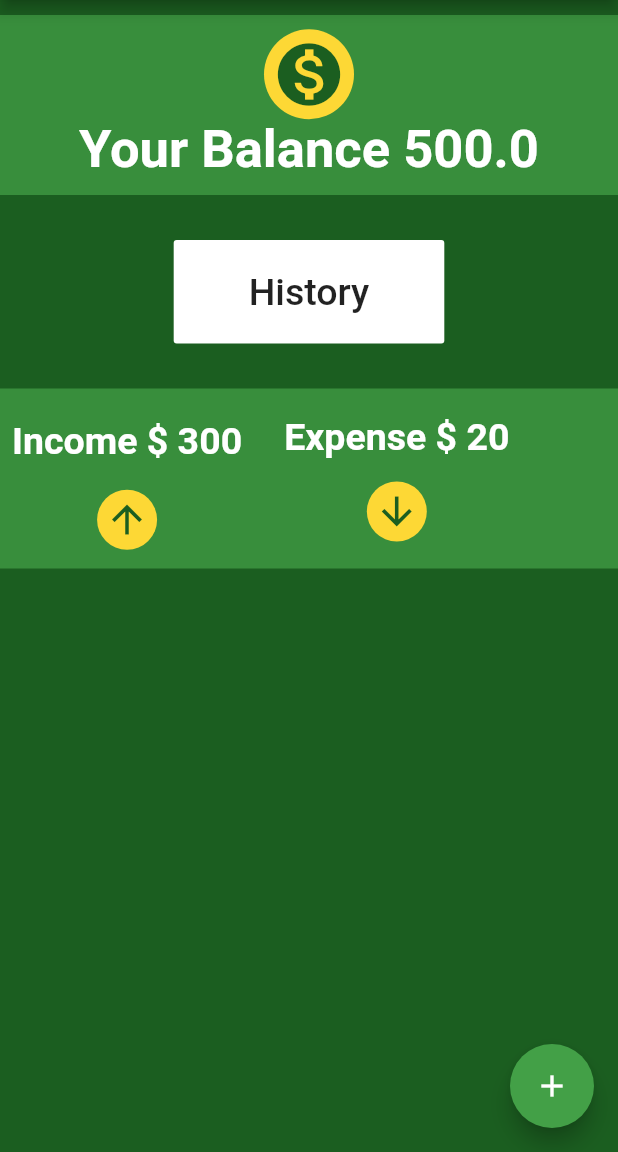
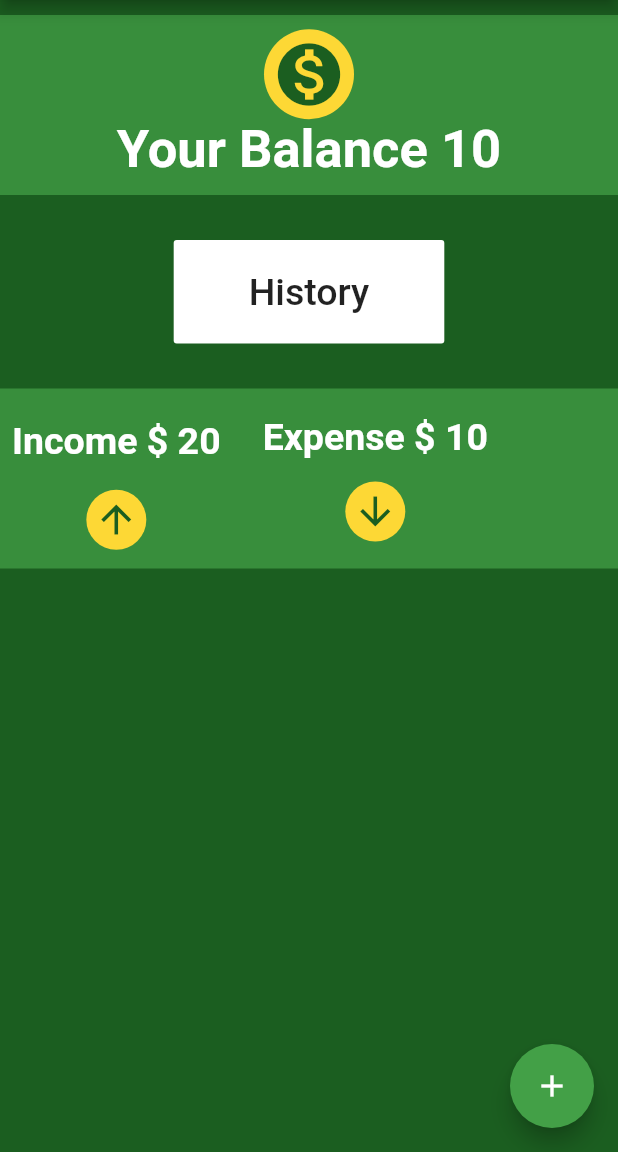
Before and after one commit to eldhosempeter07/Flutter-Expense-Tracker, a Flutter app: the screen it shows after launch, on a phone screen of 412 x 824 dp, the part 84-1236 px from its top. Run offline on Flutter 3.47's test engine with Material 2 defaults, Android fonts, the phone set to English and light mode, and no system bars.

Commit message:
Balance Income Expense functionality Modified

```diff
--- a/lib/model/transaction_data.dart
+++ b/lib/model/transaction_data.dart
@@ -6,25 +6,9 @@ int income = 0;
 
 class TransactionData extends ChangeNotifier {
   List<Transaction> transaction = [
-    Transaction(itemName: 'Pen', amount: '+20'),
+    Transaction(itemName: 'Pen', amount: '20'),
     Transaction(itemName: 'Pencil', amount: '-10'),
   ];
-
-  int getExpense() {
-    for (int i = 0; i < transaction.length; i++)
-      if (int.parse(transaction[i].amount) < 0) {
-        expense += (int.parse(transaction[i].amount)).abs();
-      }
-    return expense;
-  }
-
-  int getIncome() {
-    for (int i = 0; i < transaction.length; i++)
-      if (int.parse(transaction[i].amount) > 0) {
-        income += (int.parse(transaction[i].amount)).abs();
-      }
-    return income;
-  }
 
   void addTransaction(String itemName, String amount) {
     final trans = Transaction(itemName: itemName, amount: amount);
--- a/lib/screens/balance_screen.dart
+++ b/lib/screens/balance_screen.dart
@@ -1,9 +1,18 @@
+import 'package:expense_tracker/model/transaction_data.dart';
 import 'package:expense_tracker/widgets/text_widget.dart';
 import 'package:flutter/material.dart';
+import 'package:provider/provider.dart';
 
 class Balance extends StatelessWidget {
   @override
   Widget build(BuildContext context) {
+    int balances = 0;
+    for (int i = 0;
+        i < Provider.of<TransactionData>(context).transaction.length;
+        i++) {
+      balances += (int.parse(
+          Provider.of<TransactionData>(context).transaction[i].amount));
+    }
     return Container(
       child: Padding(
         padding: EdgeInsets.symmetric(vertical: 10.0),
@@ -29,7 +38,7 @@ class Balance extends StatelessWidget {
                   ),
                   Center(
                     child: TextWidget(
-                      text: 'Your Balance 500.0',
+                      text: 'Your Balance $balances',
                       size: 35.0,
                     ),
                   ),
--- a/lib/screens/income_expense.dart
+++ b/lib/screens/income_expense.dart
@@ -6,6 +6,23 @@ import 'package:provider/provider.dart';
 class IncomeExpense extends StatelessWidget {
   @override
   Widget build(BuildContext context) {
+    int incomes = 0;
+    int expenses = 0;
+    for (int i = 0;
+        i < Provider.of<TransactionData>(context).transaction.length;
+        i++) {
+      if (int.parse(
+              Provider.of<TransactionData>(context).transaction[i].amount) >
+          0) {
+        incomes += (int.parse(
+                Provider.of<TransactionData>(context).transaction[i].amount))
+            .abs();
+      } else {
+        expenses += (int.parse(
+                Provider.of<TransactionData>(context).transaction[i].amount))
+            .abs();
+      }
+    }
     return Container(
       child: Padding(
         padding: EdgeInsets.symmetric(vertical: 10.0),
@@ -24,7 +41,7 @@ class IncomeExpense extends StatelessWidget {
                         padding: EdgeInsets.all(8.0),
                         child: Center(
                           child: TextWidget(
-                            text: 'Income \$ 300',
+                            text: 'Income \$ $incomes',
                             size: 25.0,
                           ),
                         ),
@@ -51,8 +68,7 @@ class IncomeExpense extends StatelessWidget {
                     children: <Widget>[
                       Center(
                         child: TextWidget(
-                          text:
-                              'Expense \$ ${Provider.of<TransactionData>(context).getIncome()}',
+                          text: 'Expense \$ $expenses',
                           size: 25.0,
                         ),
                       ),
```
Also changed, not shown: lib/screens/transaction_history.dart (+16 -3 lines).
